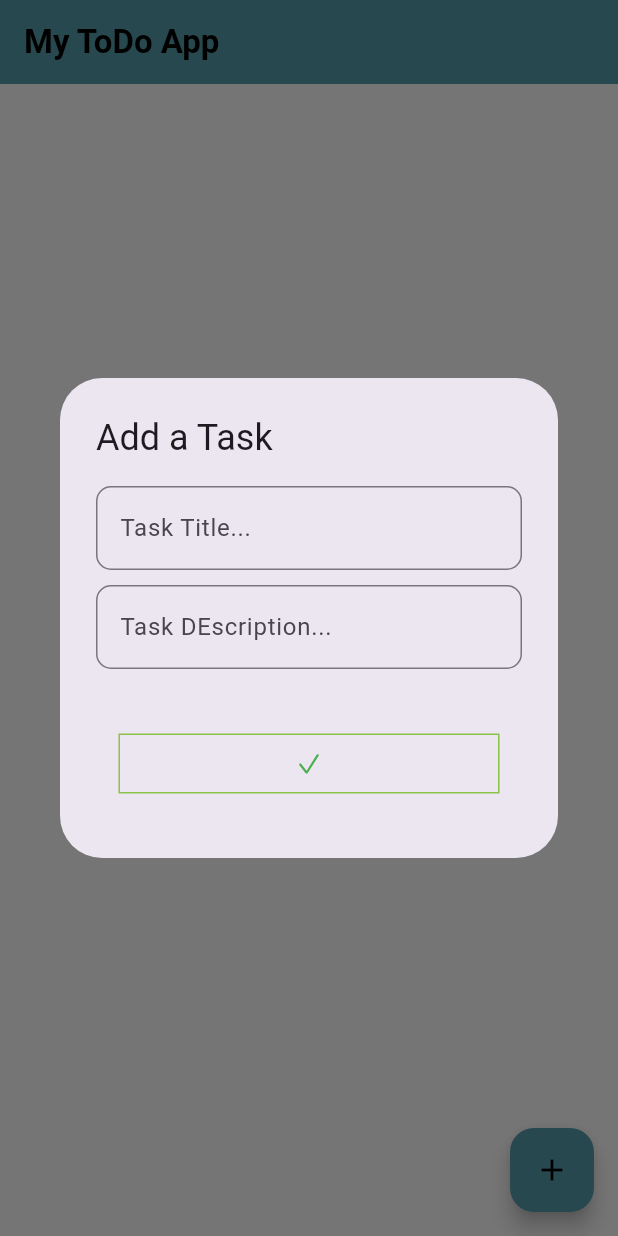
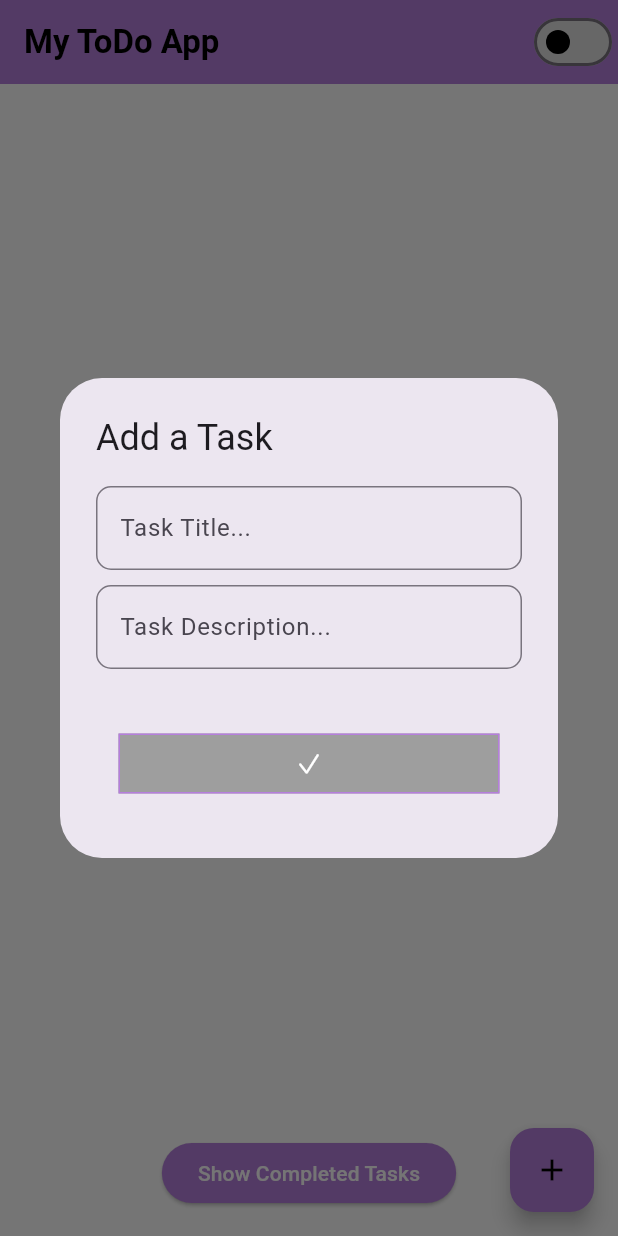
Before and after one commit to AditiSingh2003/todo, a Flutter app: the screen it shows after launch, after a tap on the "add" icon, on a phone screen of 412 x 824 dp. Run offline on Flutter 3.47's test engine with Material 3 defaults, Android fonts, the phone set to English and light mode, and no system bars; our stand-ins replace bloc, equatable, flutter_bloc, flutter_slidable, hydrated_bloc.

Commit message:
locally saved and different popbox to display

```diff
--- a/lib/data/todo.dart
+++ b/lib/data/todo.dart
@@ -1,7 +1,7 @@
-class Todo{
+class Todo {
   final String title;
   final String description;
-  bool isDone;
+  final bool isDone;
 
   Todo({
     required this.title,
@@ -36,12 +36,4 @@ class Todo{
       'isDone': isDone,
     };
   }
-  @override
-  String toString() {
-    return '''Todo:{
-    title: $title\n
-    description: $description\n
-    isDone: $isDone\n
-    }''';
-  }
 }
--- a/lib/home.dart
+++ b/lib/home.dart
@@ -3,7 +3,6 @@ import 'package:flutter/material.dart';
 import 'package:flutter_bloc/flutter_bloc.dart';
 import 'package:flutter_slidable/flutter_slidable.dart';
 import 'package:todo/bloc/todo_bloc.dart';
-
 import 'data/todo.dart';
 
 class HomeScreen extends StatefulWidget {
@@ -14,80 +13,167 @@ class HomeScreen extends StatefulWidget {
 }
 
 class _HomeScreenState extends State<HomeScreen> {
+  bool _isDarkTheme = false;
 
-  addTodo(Todo todo){
-    context.read<TodoBloc>().add(
-      AddTodo(todo: todo),
-    );
+  // Define the custom colors
+  final Color lightLavender = Color(0xFFB57EDC); // Light lavender color
+  final Color darkLavender = Color.fromARGB(255, 125, 44, 200);  // Dark lavender color
+  final Color primaryColor = Color(0xFFB57EDC); // Primary color for FloatingActionButton
+
+  // text colors
+  Color get textColor => _isDarkTheme ? Colors.white : Colors.black;
+  Color get backgroundColor => _isDarkTheme ? Colors.black.withOpacity(0.5) : Colors.white;
+  Color get cardColor => _isDarkTheme ? darkLavender : lightLavender;
+  Color get appBarColor => _isDarkTheme ? darkLavender : primaryColor;
+  Color get appBarTextColor => _isDarkTheme ? Colors.white : Colors.black;
+
+  // switch colors
+  Color get switchThumbColor => _isDarkTheme ? Colors.white : Colors.black;
+  Color get switchTrackColor => _isDarkTheme ? Colors.grey[700]! : Colors.grey[300]!;
+
+  late TextEditingController controller1;
+  late TextEditingController controller2;
+
+  @override
+  void initState() {
+    super.initState();
+    controller1 = TextEditingController();
+    controller2 = TextEditingController();
+
+    controller1.addListener(_updateFormState);
+    controller2.addListener(_updateFormState);
   }
 
-  removeTodo(Todo todo){
-    context.read<TodoBloc>().add(
-      RemoveTodo( todo: todo),
-    );
+  @override
+  void dispose() {
+    controller1.dispose();
+    controller2.dispose();
+    super.dispose();
   }
 
-  alertTodo(int index){
-    context.read<TodoBloc>().add(
-      AlterTodo(index: index)
+  void addTodo(Todo todo) {
+    context.read<TodoBloc>().add(AddTodo(todo: todo));
+  }
+
+  void removeTodo(Todo todo) {
+    context.read<TodoBloc>().add(RemoveTodo(todo: todo));
+  }
+
+  void alertTodo(int index) {
+    context.read<TodoBloc>().add(AlterTodo(index: index));
+  }
+
+  bool _isFormValid() {
+    return controller1.text.isNotEmpty && controller2.text.isNotEmpty;
+  }
+
+  void _updateFormState() {
+    setState(() {});
+  }
+
+  void _showCompletedTasks(BuildContext context, List<Todo> todos) {
+    showDialog(
+      context: context,
+      builder: (context) {
+        List<Todo> completedTodos = todos.where((todo) => todo.isDone).toList();
+        return AlertDialog(
+          backgroundColor: _isDarkTheme ? Colors.grey[900] : Colors.white,
+          title: Text(
+            'Completed Tasks',
+            style: TextStyle(color: textColor),
+          ),
+          content: completedTodos.isNotEmpty
+              ? Column(
+                  mainAxisSize: MainAxisSize.min,
+                  children: completedTodos.map((todo) {
+                    return Slidable(
+                      key: ValueKey(todo.title),
+                      startActionPane: ActionPane(
+                        motion: const ScrollMotion(),
+                        children: [
+                          SlidableAction(
+                            onPressed: (_) {
+                              setState(() {
+                                removeTodo(todo);
+                                Navigator.of(context).pop();
+                                _showCompletedTasks(context, todos);
+                              });
+                            },
+                            backgroundColor: Colors.red,
+                            foregroundColor: Colors.white,
+                            icon: Icons.delete,
+                            label: 'Delete',
+                          ),
+                        ],
+                      ),
+                      child: ListTile(
+                        title: Text(todo.title, style: TextStyle(color: textColor)),
+                        subtitle: Text(todo.description, style: TextStyle(color: textColor)),
+                      ),
+                    );
+                  }).toList(),
+                )
+              : Text(
+                  'No completed tasks.',
+                  style: TextStyle(color: textColor),
+                ),
+          actions: [
+            TextButton(
+              onPressed: () => Navigator.pop(context),
+              child: Text(
+                'Close',
+                style: TextStyle(color: primaryColor),
+              ),
+            ),
+          ],
+        );
+      },
     );
   }
 
   @override
   Widget build(BuildContext context) {
     return Scaffold(
-      backgroundColor: Colors.white,
+      backgroundColor: backgroundColor,
       floatingActionButton: FloatingActionButton(
-        onPressed: (){
-          showDialog(context: context, builder: (context){
-
-            TextEditingController controller1 = TextEditingController();
-            TextEditingController controller2 = TextEditingController();
-
+        onPressed: () {
+          showDialog(
+            context: context,
+            builder: (context) {
               return AlertDialog(
-              title: const Text(
-                'Add a Task'
-              ),
+                title: const Text('Add a Task'),
                 content: Column(
                   mainAxisSize: MainAxisSize.min,
                   children: [
                     TextField(
                       controller: controller1,
-                    cursorColor:  Colors.lightGreen,
+                      cursorColor: primaryColor,
                       decoration: InputDecoration(
                         hintText: 'Task Title...',
                         focusedBorder: OutlineInputBorder(
                           borderRadius: BorderRadius.circular(10),
-                        borderSide: BorderSide(
-                          color: Colors.lightGreen,
-                        )
+                          borderSide: BorderSide(color: primaryColor),
                         ),
                         border: OutlineInputBorder(
                           borderRadius: BorderRadius.circular(10),
-                        borderSide: const BorderSide(
-                          color: Colors.grey
-                        )
-                      )
+                          borderSide: const BorderSide(color: Colors.grey),
                         ),
                       ),
-                  const SizedBox(height:10),
+                    ),
+                    const SizedBox(height: 10),
                     TextField(
                       controller: controller2,
-                    cursorColor: Colors.lightGreen,
+                      cursorColor: primaryColor,
                       decoration: InputDecoration(
-                      hintText: 'Task DEscription...',
+                        hintText: 'Task Description...',
                         focusedBorder: OutlineInputBorder(
                           borderRadius: BorderRadius.circular(10),
-                        borderSide: BorderSide(
-                          color: Colors.lightGreen,
-                        )
+                          borderSide: BorderSide(color: primaryColor),
                         ),
                         border: OutlineInputBorder(
                           borderRadius: BorderRadius.circular(10),
-                        borderSide: const BorderSide(
-                          color: Colors.grey
-                        )
-                      )
+                          borderSide: const BorderSide(color: Colors.grey),
+                        ),
                       ),
                     ),
                   ],
@@ -96,109 +182,143 @@ class _HomeScreenState extends State<HomeScreen> {
                   Padding(
                     padding: EdgeInsets.all(15.0),
                     child: TextButton(
-                    onPressed: (){
-                      addTodo(
-                        Todo(title: controller1.text,
-                        description: controller2.text),
-                      );
-                      controller1.text = '';
-                      controller2.text = '';
+                      onPressed: _isFormValid()
+                          ? () {
+                              addTodo(Todo(
+                                title: controller1.text,
+                                description: controller2.text,
+                              ));
+                              controller1.clear();
+                              controller2.clear();
                               Navigator.pop(context);
-                    },
+                            }
+                          : null,
                       style: TextButton.styleFrom(
                         shape: RoundedRectangleBorder(
-                        side: BorderSide(color: Colors.lightGreen,),),
-                        foregroundColor: Colors.lightGreen
-                        ,
+                          side: BorderSide(color: primaryColor),
                         ),
-
+                        foregroundColor: primaryColor,
+                        backgroundColor: _isFormValid() ? primaryColor : Colors.grey,
+                      ),
                       child: SizedBox(
                         width: MediaQuery.of(context).size.width,
                         child: const Icon(
                           CupertinoIcons.check_mark,
-                          color: Colors.green,
+                          color: Colors.white,
                         ),
-                        )
+                      ),
                     ),
                   ),
                 ],
               );
-          });
             },
-        backgroundColor: Color(0xFF569DAA),
-        child: const Icon(
-          Icons.add,
-          color: Colors.black,
-        )
+          );
+        },
+        backgroundColor: primaryColor,
+        child: const Icon(Icons.add, color: Colors.black),
       ),
-
       appBar: AppBar(
-          backgroundColor: Color(0xFF569DAA),
+        backgroundColor: appBarColor,
         elevation: 0,
-          title: const Text(
+        title: Text(
           'My ToDo App',
           style: TextStyle(
-              color: Colors.black,
+            color: appBarTextColor,
             fontWeight: FontWeight.bold,
           ),
         ),
+        actions: [
+          Switch(
+            value: _isDarkTheme,
+            onChanged: (value) {
+              setState(() {
+                _isDarkTheme = value;
+              });
+            },
+            activeColor: switchThumbColor,
+            inactiveTrackColor: switchTrackColor,
+            inactiveThumbColor: switchThumbColor,
+          ),
+        ],
       ),
       body: Padding(
         padding: const EdgeInsets.all(8.0),
+        child: Column(
+          children: [
+            Expanded(
               child: BlocBuilder<TodoBloc, TodoState>(
-              builder: (context, state){
-                if(state.status == TodoStatus.success){
+                builder: (context, state) {
+                  if (state.status == TodoStatus.success) {
+                    final activeTodos = state.todos.where((todo) => !todo.isDone).toList();
                     return ListView.builder(
-                    itemCount: state.todos.length,
-                    itemBuilder: (context, int i){
+                      itemCount: activeTodos.length,
+                      itemBuilder: (context, int i) {
                         return Card(
-                        color: Color(0xFF569DAA),
+                          color: cardColor,
                           elevation: 1,
                           shape: RoundedRectangleBorder(borderRadius: BorderRadius.circular(10)),
                           child: Slidable(
-                          key: const ValueKey(0),
+                            key: ValueKey(activeTodos[i].title),
                             startActionPane: ActionPane(
                               motion: const ScrollMotion(),
-                            children:[
+                              children: [
                                 SlidableAction(
-                                onPressed:(_){
-                                  removeTodo(state.todos[i]);
+                                  onPressed: (_) {
+                                    removeTodo(activeTodos[i]);
                                   },
                                   backgroundColor: Colors.red,
                                   foregroundColor: Colors.white,
                                   icon: Icons.delete,
                                   label: 'Delete',
-                              )
-                            ]
-                          ), child: ListTile(
+                                ),
+                              ],
+                            ),
+                            child: ListTile(
                               title: Text(
-                              state.todos[i].title
+                                activeTodos[i].title,
+                                style: TextStyle(color: textColor),
                               ),
                               subtitle: Text(
-                              state.todos[i].description
+                                activeTodos[i].description,
+                                style: TextStyle(color: textColor),
                               ),
                               trailing: Checkbox(
-                              value: state.todos[i].isDone,
+                                value: activeTodos[i].isDone,
                                 activeColor: Colors.lightGreen,
-                              onChanged: (value){
-                                alertTodo(i);
+                                onChanged: (value) {
+                                  alertTodo(state.todos.indexOf(activeTodos[i]));
                                 },
-                            )
+                              ),
                             ),
                           ),
                         );
-                    }
+                      },
                     );
-                }
-                else if (state.status == TodoStatus.initial){
+                  } else if (state.status == TodoStatus.initial) {
                     return const Center(child: CircularProgressIndicator());
-                }
-                else{
+                  } else {
                     return Container();
                   }
                 },
               ),
             ),
+            Padding(
+              padding: const EdgeInsets.all(10.0),
+              child: ElevatedButton(
+                onPressed: () {
+                  BlocProvider.of<TodoBloc>(context).state.status == TodoStatus.success
+                      ? _showCompletedTasks(context, BlocProvider.of<TodoBloc>(context).state.todos)
+                      : null;
+                },
+                style: ElevatedButton.styleFrom(
+                  foregroundColor: Colors.white, backgroundColor: primaryColor,
+                ),
+                child: const Text('Show Completed Tasks'),
+              ),
+            ),
+          ],
+        ),
+      ),
     );
   }
 }
--- a/lib/main.dart
+++ b/lib/main.dart
@@ -1,5 +1,3 @@
-import 'dart:ffi';
-
 import 'package:flutter/material.dart';
 import 'package:flutter_bloc/flutter_bloc.dart';
 import 'package:hydrated_bloc/hydrated_bloc.dart';
@@ -9,19 +7,21 @@ import 'package:todo/home.dart';
 
 void main() async {
   WidgetsFlutterBinding.ensureInitialized();
-  HydratedBloc.storage = await HydratedStorage.build(
-    storageDirectory: await getTemporaryDirectory(),
+  final storage = await HydratedStorage.build(
+    storageDirectory: await getApplicationDocumentsDirectory(),
   );
+  HydratedBloc.storage = storage;
   runApp(const MyApp());
 }
 
 class MyApp extends StatelessWidget {
   const MyApp({super.key});
 
-  // This widget is the root of your application.
   @override
   Widget build(BuildContext context) {
-    return MaterialApp(
+    return BlocProvider<TodoBloc>(
+      create: (context) => TodoBloc()..add(TodoStarted()),
+      child: MaterialApp(
         debugShowCheckedModeBanner: false,
         title: 'Todo App',
         // theme: ThemeData(
@@ -31,12 +31,10 @@ class MyApp extends StatelessWidget {
         //     primary: Color(0xFF569DAA),
         //     onPrimary: Colors.black,
         //     secondary: Colors.lightGreen,
-      //     onSecondary: Colors.white
+        //     onSecondary: Colors.white,
         //   ),
         // ),
-      home: BlocProvider<TodoBloc>(
-        create: (context) => TodoBloc()..add(TodoStarted()),
-        child:const HomeScreen(),
+        home: const HomeScreen(),
       ),
     );
   }
```
Also changed, not shown: lib/bloc/todo_bloc.dart (+26 -27 lines), lib/bloc/todo_state.dart (+13 -11 lines). Lines whose indentation alone changed are shown as unchanged.
